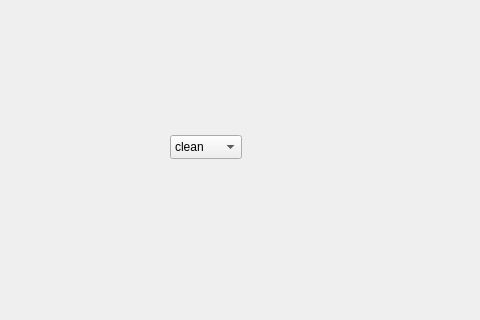
Above: atividade03/mainwindow.ui from guilhermedesousa/computer-graphics-ufabc before the change; both pictures show x 100 to 580 and y 115 to 435 of the 800 by 600 pixel window. Below: the same form after it.
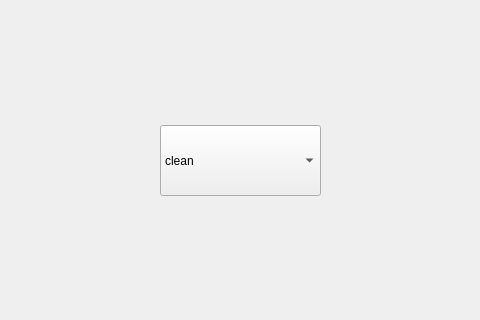
That is the form after the change.

Commit message: atividade 03: termina a implementacao com comboBox

The edit to the form file:
```diff
--- a/atividade03/mainwindow.ui
+++ b/atividade03/mainwindow.ui
@@ -17,10 +17,10 @@
    <widget class="QComboBox" name="comboBox">
     <property name="geometry">
      <rect>
-      <x>270</x>
-      <y>250</y>
-      <width>72</width>
-      <height>24</height>
+      <x>260</x>
+      <y>240</y>
+      <width>161</width>
+      <height>71</height>
      </rect>
     </property>
     <item>
```
The commit also changes 4 other files.
